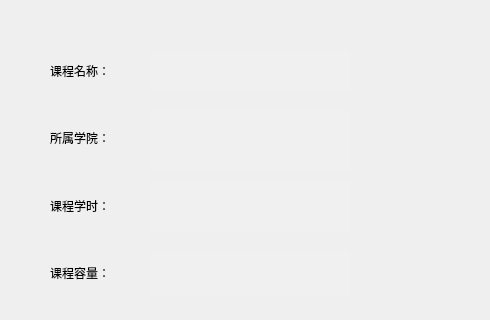
zhaojingqian/db-lab-softwaremanager, file ui/courseadd_window.ui: the form before one commit; both pictures show x 0 to 490 and y 0 to 320 of the 640 by 546 pixel window.
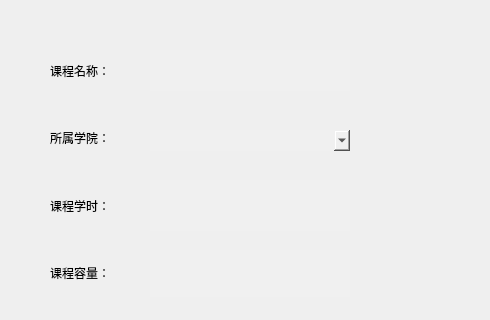
The form after the commit.

```diff
--- a/ui/courseadd_window.ui
+++ b/ui/courseadd_window.ui
@@ -159,23 +159,6 @@
     </item>
    </layout>
   </widget>
-  <widget class="QLineEdit" name="lineEdit_2">
-   <property name="geometry">
-    <rect>
-     <x>150</x>
-     <y>110</y>
-     <width>200</width>
-     <height>61</height>
-    </rect>
-   </property>
-   <property name="styleSheet">
-    <string notr="true">background-color: rgb(240, 240, 240);
-border:none;</string>
-   </property>
-   <property name="text">
-    <string/>
-   </property>
-  </widget>
   <widget class="QLineEdit" name="lineEdit_3">
    <property name="geometry">
     <rect>
@@ -193,6 +176,20 @@
     <string/>
    </property>
   </widget>
+  <widget class="QComboBox" name="comboBox">
+   <property name="geometry">
+    <rect>
+     <x>150</x>
+     <y>130</y>
+     <width>200</width>
+     <height>21</height>
+    </rect>
+   </property>
+   <property name="styleSheet">
+    <string notr="true">border:none;
+background-color: rgb(240, 240, 240);</string>
+   </property>
+  </widget>
  </widget>
  <resources/>
  <connections/>
```
